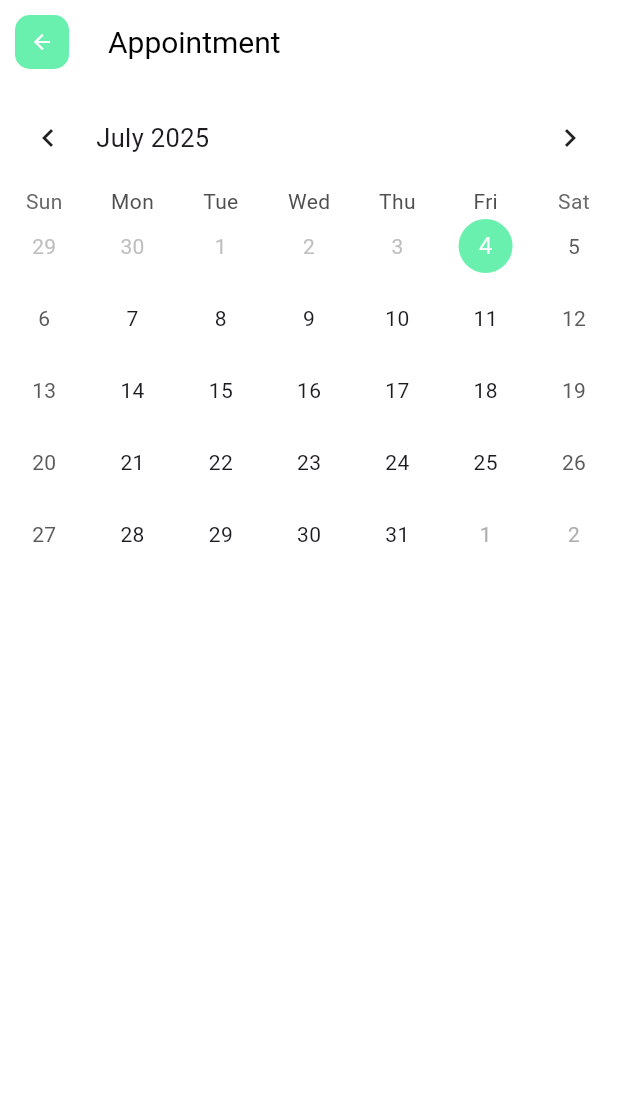
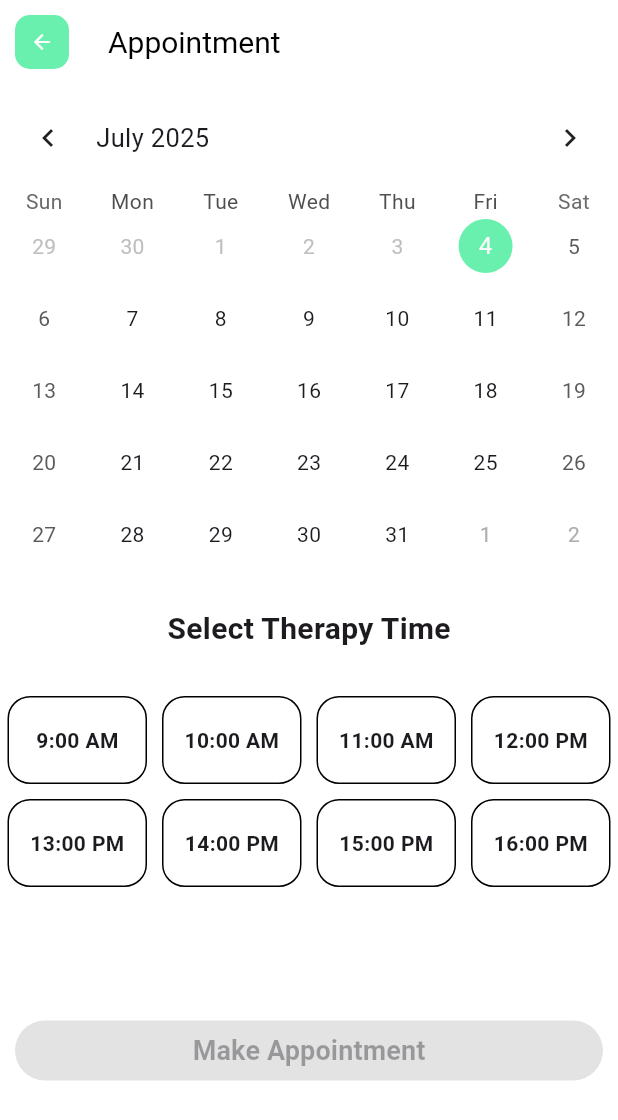
Before and after one commit to haziqCS/unispa_mobileapp, a Flutter app: the BookingPage screen opened by its route, on a phone screen of 412 x 824 dp. Shown: the top 1120 px of the screen. Run offline on Flutter 3.47's test engine with Material 3 defaults, Android fonts, the phone set to English and light mode, and no system bars; drawn by our look-alikes of table_calendar; our stand-ins replace font_awesome_flutter, lottie.

Commit message:
Finished UI screens -Fixed calendar bugs -Added make booking_page -Added success_booked page

```diff
--- a/lib/main.dart
+++ b/lib/main.dart
@@ -2,6 +2,7 @@
 import 'package:unispa_mobileapp/screens/auth_page.dart';
 import 'package:unispa_mobileapp/screens/booking_page.dart';
 import 'package:unispa_mobileapp/screens/doctor_details.dart';
+import 'package:unispa_mobileapp/screens/success_booked.dart';
 import 'package:unispa_mobileapp/utils/config.dart';
 import 'package:unispa_mobileapp/utils/main_layout.dart';
 
@@ -55,6 +56,7 @@
         'main': (context) => const MainLayout(),
         'doc_details': (context) => const DoctorDetails(),
         'booking_page': (context) => const BookingPage(),
+        'success_booking': (context) => const AppointmentBooked(),
       },
       //home: const MyHomePage(title: 'UniSpa App'),
     );
--- a/lib/screens/booking_page.dart
+++ b/lib/screens/booking_page.dart
@@ -1,6 +1,7 @@
 import 'package:flutter/material.dart';
 import 'package:font_awesome_flutter/font_awesome_flutter.dart';
 import 'package:table_calendar/table_calendar.dart';
+import 'package:unispa_mobileapp/components/button.dart';
 import 'package:unispa_mobileapp/components/custom_appbar.dart';
 import 'package:unispa_mobileapp/utils/config.dart';
 
@@ -36,12 +37,84 @@ class _BookingPageState extends State<BookingPage> {
                 //Display calendar here
                 _tableCalendar(),
                 const Padding(
-                  padding: EdgeInsets.symmetric(
-                    horizontal: 10,
-                    vertical: 25,
+                  padding: EdgeInsets.symmetric(horizontal: 10, vertical: 25),
+                  child: Text(
+                    'Select Therapy Time',
+                    style: TextStyle(fontWeight: FontWeight.bold, fontSize: 20),
                   ),
                 ),
               ],
+            ),
+          ),
+          _isWeekend
+              ? SliverToBoxAdapter(
+                  child: Container(
+                    padding: const EdgeInsetsGeometry.symmetric(
+                      horizontal: 10,
+                      vertical: 30,
+                    ),
+                    alignment: Alignment.center,
+                    child: const Text(
+                      'Weekend is not available, please select another date',
+                      style: TextStyle(
+                        fontSize: 18,
+                        fontWeight: FontWeight.bold,
+                        color: Colors.grey,
+                      ),
+                    ),
+                  ),
+                )
+              : SliverGrid(
+                  delegate: SliverChildBuilderDelegate((context, index) {
+                    return InkWell(
+                      splashColor: Colors.transparent,
+                      onTap: () {
+                        //When selected, update current index and set time selected to true
+                        setState(() {
+                          _currentIndex = index;
+                          _timeSelected = true;
+                        });
+                      },
+                      child: Container(
+                        margin: const EdgeInsets.all(5),
+                        decoration: BoxDecoration(
+                          border: Border.all(
+                            color: _currentIndex == index
+                                ? Colors.white
+                                : Colors.black,
+                          ),
+                          borderRadius: BorderRadius.circular(15),
+                          color: _currentIndex == index
+                              ? Config.primaryColor
+                              : null,
+                        ),
+                        alignment: Alignment.center,
+                        child: Text(
+                          '${index + 9}:00 ${index + 9 > 11 ? "PM" : "AM"}',
+                          style: TextStyle(
+                            fontWeight: FontWeight.bold,
+                            color: _currentIndex == index ? Colors.white : null,
+                          ),
+                        ),
+                      ),
+                    );
+                  }, childCount: 8),
+                  gridDelegate: const SliverGridDelegateWithFixedCrossAxisCount(
+                    crossAxisCount: 4,
+                    childAspectRatio: 1.5,
+                  ),
+                ),
+          SliverToBoxAdapter(
+            child: Container(
+              padding: const EdgeInsets.symmetric(horizontal: 10, vertical: 80),
+              child: Button(
+                width: double.infinity,
+                title: 'Make Appointment',
+                onPressed: () {
+                  Navigator.of(context).pushNamed('success_booking');
+                },
+                disable: _timeSelected && _dateSelected ? false : true,
+              ),
             ),
           ),
         ],
@@ -53,7 +126,11 @@ class _BookingPageState extends State<BookingPage> {
   Widget _tableCalendar() {
     return TableCalendar(
       focusedDay: _focusDay,
-      firstDay: DateTime.now(),
+      firstDay: DateTime(
+        DateTime.now().year,
+        DateTime.now().month,
+        DateTime.now().day,
+      ),
       lastDay: DateTime(2026, 12, 31),
       calendarFormat: _format,
       currentDay: _currentDay,
```
Also changed, not shown: assets/success.json (added, +1 -0 lines), lib/screens/success_booked.dart (added, +40 -0 lines).
